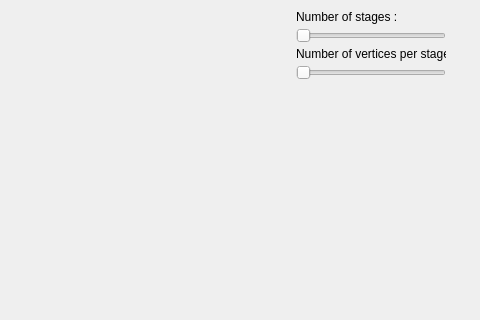
This is ui/mainwindow.ui in blomios/3DSceneCreator as Qt 5 draws it before an edit; both pictures show x 494 to 974 and y 0 to 320 of the 974 by 593 pixel window. The edited form follows.
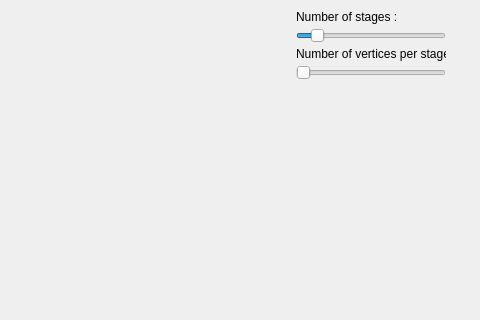
This is the edited form. Custom widgets are drawn as their Qt base class.

Commit message: Finish linking UI to GeometryEngine

```diff
--- a/ui/mainwindow.ui
+++ b/ui/mainwindow.ui
@@ -61,6 +61,9 @@
      </item>
      <item>
       <widget class="QSlider" name="nbOfStagesSlider">
+       <property name="value">
+        <number>10</number>
+       </property>
        <property name="orientation">
         <enum>Qt::Horizontal</enum>
        </property>
```
Left out of the diff: 2 changed lines with no effect on the pictures. The commit also changes 5 other files.
